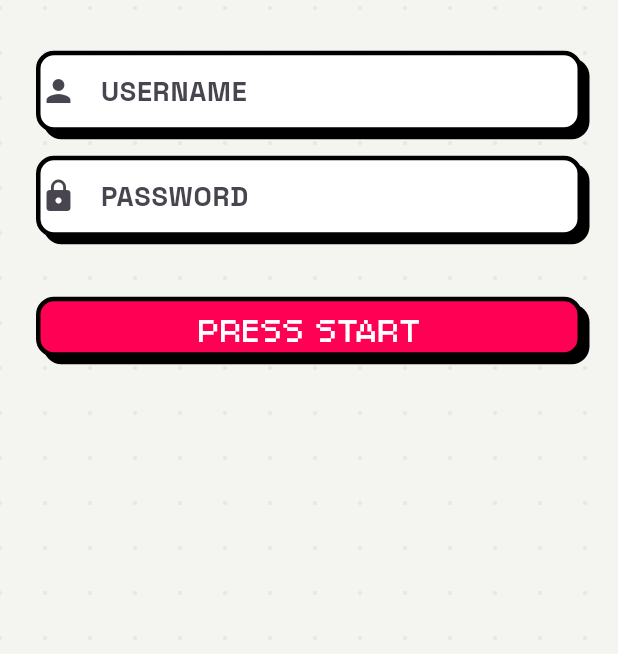
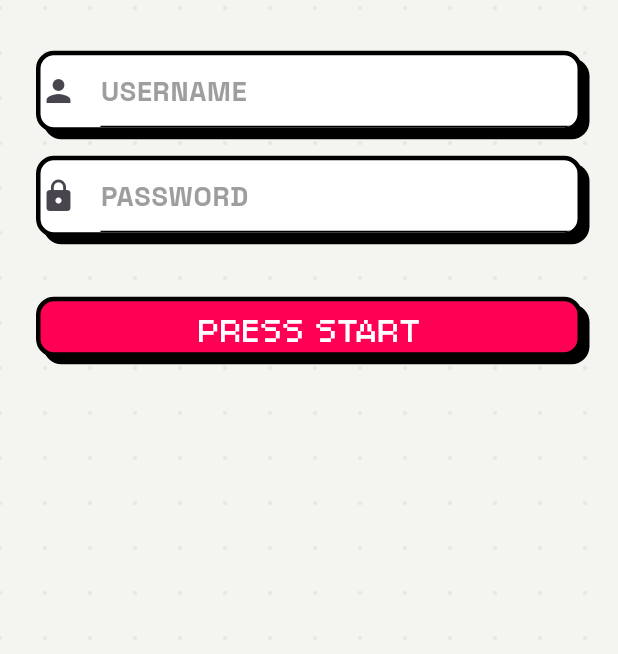
Before and after one commit to Erichthonius07/Syncd-ARCP, a Flutter app: the screen it shows after launch, on a phone screen of 412 x 824 dp, the part 532-1186 px from its top. Run offline on Flutter 3.47's test engine with Material 3 defaults, Android fonts, the light colour scheme and no system bars; our stand-ins replace flutter_animate, google_fonts.

Commit message:
Frontend v2.11 theme mismatch fix

```diff
--- a/lib/theme.dart
+++ b/lib/theme.dart
@@ -1,8 +1,11 @@
 import 'package:flutter/material.dart';
 import 'package:google_fonts/google_fonts.dart';
 
+// --- 1. THEME PROVIDER ---
 class ThemeProvider extends ChangeNotifier {
-  ThemeMode themeMode = ThemeMode.system;
+  // FIX: Default to Light Mode instead of System to ensure it matches the UI toggle
+  ThemeMode themeMode = ThemeMode.light;
+
   bool get isDarkMode => themeMode == ThemeMode.dark;
 
   void toggleTheme(bool isDark) {
@@ -11,6 +14,7 @@ class ThemeProvider extends ChangeNotifier {
   }
 }
 
+// --- 2. SEMANTIC PALETTE ---
 class SyncPalette {
   final Color background;
   final Color surface;
@@ -40,13 +44,15 @@ class SyncPalette {
 }
 
 class AppTheme {
-  // --- RAW COLORS ---
+  // --- 3. RAW COLORS ---
   static const Color cyberYellow = Color(0xFFFFE600);
   static const Color electricBlue = Color(0xFF00F0FF);
   static const Color hotPink = Color(0xFFFF0055);
   static const Color matrixGreen = Color(0xFF00FF41);
 
-  // --- LIGHT MODE ---
+  // --- 4. PALETTE MAPPING ---
+
+  // LIGHT MODE
   static const lightPalette = SyncPalette(
     background: Color(0xFFF4F4F0),
     surface: Colors.white,
@@ -61,7 +67,7 @@ class AppTheme {
     accentIcon: Colors.black,
   );
 
-  // --- DARK MODE (Neon Wireframe) ---
+  // DARK MODE
   static const darkPalette = SyncPalette(
     background: Color(0xFF050505),
     surface: Color(0xFF121212),
@@ -76,10 +82,12 @@ class AppTheme {
     accentIcon: Colors.white,
   );
 
+  // --- 5. HELPER ---
   static SyncPalette c(BuildContext context) {
     return Theme.of(context).brightness == Brightness.dark ? darkPalette : lightPalette;
   }
 
+  // --- 6. FLUTTER THEME DATA ---
   static ThemeData get lightTheme => _buildTheme(lightPalette, Brightness.light);
   static ThemeData get darkTheme => _buildTheme(darkPalette, Brightness.dark);
 
@@ -99,6 +107,12 @@ class AppTheme {
         bodyMedium: GoogleFonts.spaceGrotesk(fontSize: 15, fontWeight: FontWeight.w500, color: palette.textMain),
         labelSmall: GoogleFonts.spaceGrotesk(fontSize: 12, fontWeight: FontWeight.bold, color: palette.textMain.withValues(alpha: 0.6)),
       ),
+      // Input Decoration Theme for Forms
+      inputDecorationTheme: InputDecorationTheme(
+        hintStyle: TextStyle(color: palette.textSub),
+        enabledBorder: UnderlineInputBorder(borderSide: BorderSide(color: palette.outline)),
+        focusedBorder: UnderlineInputBorder(borderSide: BorderSide(color: palette.actionHost, width: 2)),
+      ),
     );
   }
 
```
